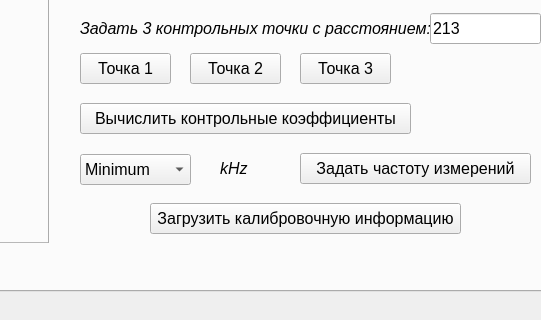
This is base.ui in sergey-png/milandr_COMPort as Qt 5 draws it before an edit; both pictures show x 204 to 745 and y 469 to 789 of the 1040 by 789 pixel window. The edited form follows.
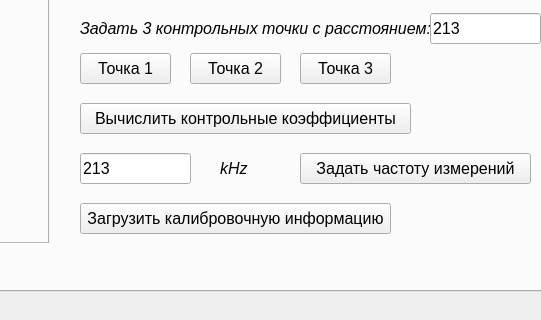
This is the edited form. The open tabs and pages were chosen to show the change. Custom widgets are drawn as their Qt base class.

Commit message: added final UI and TODO list v.3.5.5

Diff of the .ui file:
```diff
--- a/base.ui
+++ b/base.ui
@@ -1103,26 +1103,6 @@
           <string>kHz</string>
          </property>
         </widget>
-        <widget class="QComboBox" name="comboBox_2">
-         <property name="geometry">
-          <rect>
-           <x>30</x>
-           <y>201</y>
-           <width>111</width>
-           <height>31</height>
-          </rect>
-         </property>
-         <item>
-          <property name="text">
-           <string>Minimum</string>
-          </property>
-         </item>
-         <item>
-          <property name="text">
-           <string>Maximum</string>
-          </property>
-         </item>
-        </widget>
         <widget class="QPushButton" name="pushButton_6">
          <property name="geometry">
           <rect>
@@ -1139,7 +1119,7 @@
         <widget class="QPushButton" name="pushButton_12">
          <property name="geometry">
           <rect>
-           <x>100</x>
+           <x>30</x>
            <y>250</y>
            <width>311</width>
            <height>31</height>
@@ -1162,6 +1142,19 @@
           <string>213</string>
          </property>
         </widget>
+        <widget class="QLineEdit" name="lineEdit_3">
+         <property name="geometry">
+          <rect>
+           <x>30</x>
+           <y>200</y>
+           <width>111</width>
+           <height>31</height>
+          </rect>
+         </property>
+         <property name="text">
+          <string>213</string>
+         </property>
+        </widget>
        </widget>
       </widget>
      </widget>
```
The commit also changes 2 other files.
